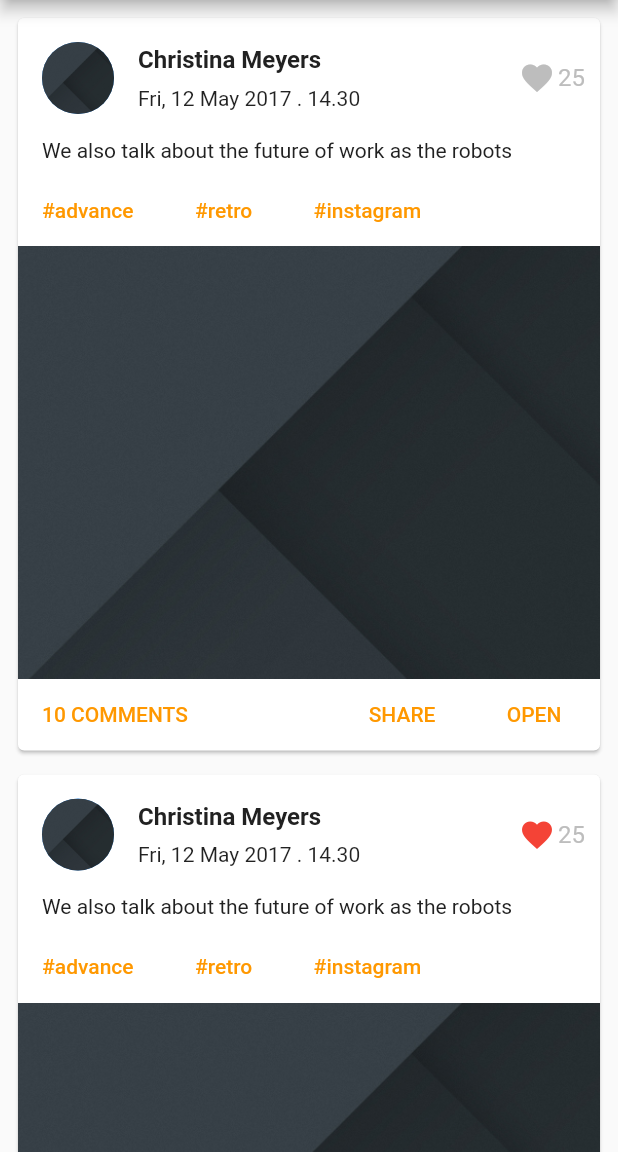
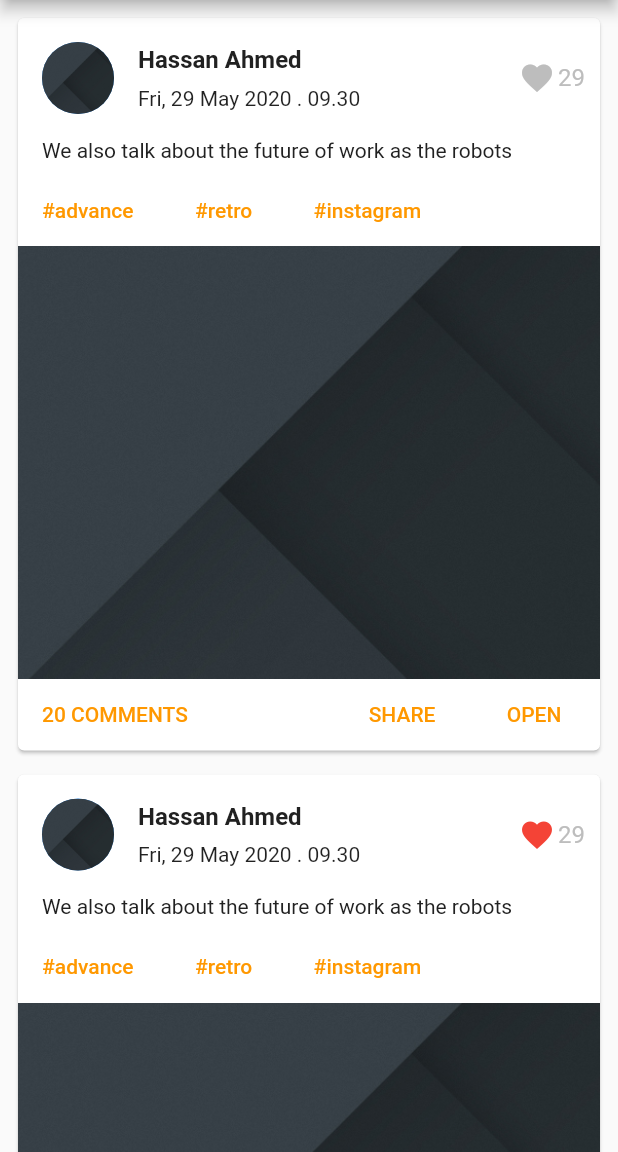
Before and after one commit to hassanabdellatif/newsapp, a Flutter app: the InstagramFeed screen opened directly, on a phone screen of 412 x 824 dp, the part 84-1236 px from its top. Run offline on Flutter 3.47's test engine with Material 2 defaults, Android fonts, the phone set to English and light mode, and no system bars; our stand-ins replace shared_preferences, timeago; missing offline and left inert: page_view_indicator; accounts and stored records are empty.

Commit message:
Change instagram Feed

```diff
--- a/lib/screens/instagram_feed.dart
+++ b/lib/screens/instagram_feed.dart
@@ -64,7 +64,7 @@ class _InstagramFeedState extends State<InstagramFeed> {
               crossAxisAlignment: CrossAxisAlignment.start,
               children: [
                 Text(
-                  "Christina Meyers",
+                  "Hassan Ahmed",
                   style: TextStyle(
                     color: Colors.grey.shade900,
                     fontSize: 16,
@@ -74,7 +74,7 @@ class _InstagramFeedState extends State<InstagramFeed> {
                 SizedBox(
                   height: 8,
                 ),
-                Text('Fri, 12 May 2017 . 14.30'),
+                Text('Fri, 29 May 2020 . 09.30'),
               ],
             ),
           ],
@@ -100,7 +100,7 @@ class _InstagramFeedState extends State<InstagramFeed> {
             Transform.translate(
               offset: Offset(-10, 0),
               child: Text(
-                '25',
+                '29',
                 style: TextStyle(
                   color: Colors.grey.shade400,
                   fontSize: 16,
@@ -172,7 +172,7 @@ class _InstagramFeedState extends State<InstagramFeed> {
         FlatButton(
           onPressed: () {},
           child: Text(
-            '10 COMMENTS',
+            '20 COMMENTS',
             style: _hashTagStyle,
           ),
         ),
```
